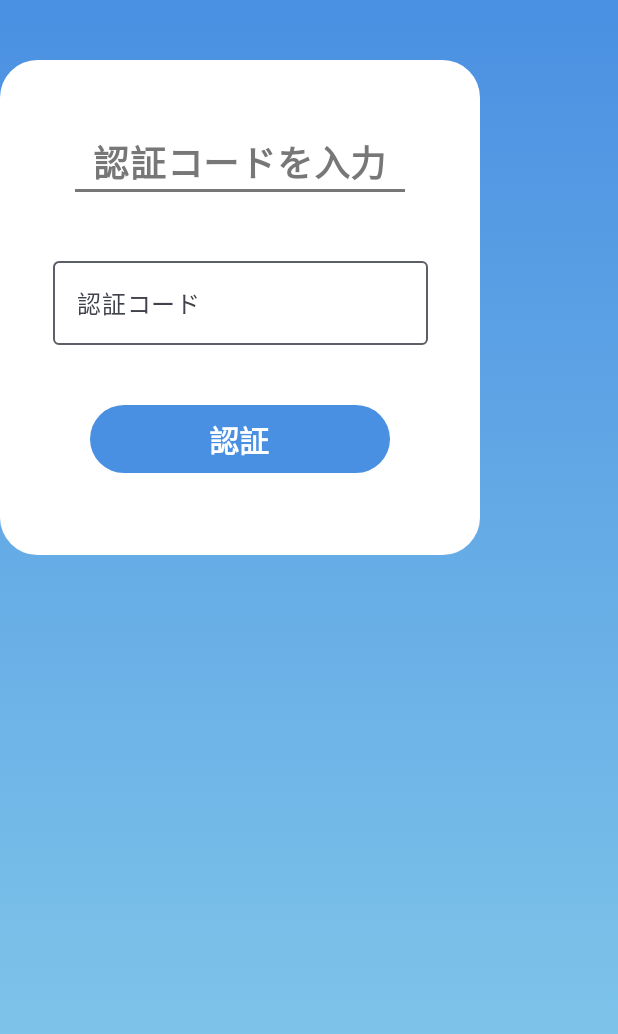
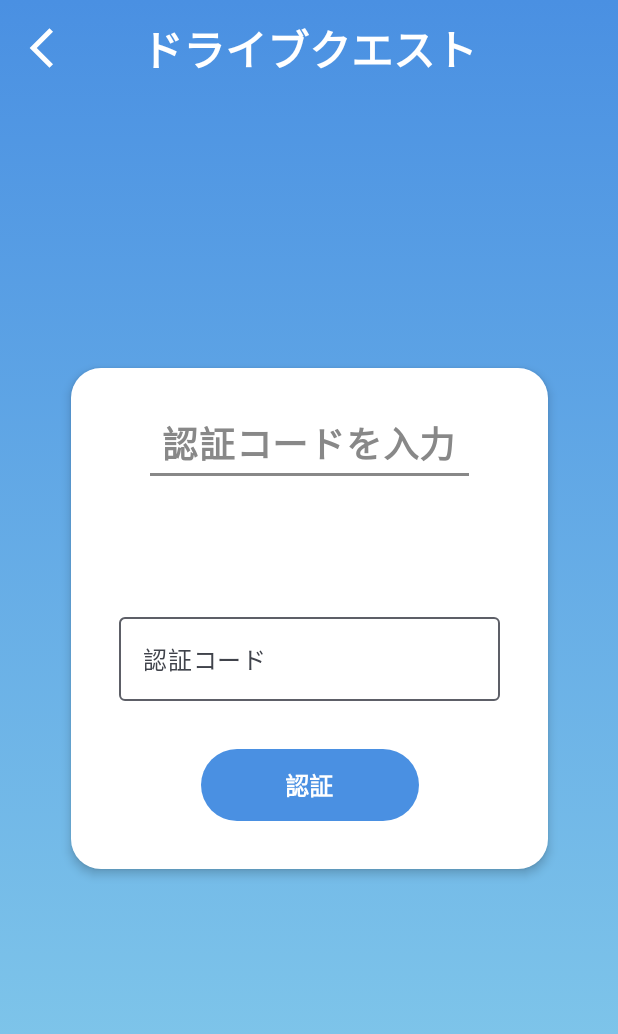
Before and after one commit to sys-turvy/drive-quest-mobile, an Android app built with Jetpack Compose: the AuthenticationCodePage screen opened through its navigation route, on a phone screen of 412 x 824 dp. Shown: the top 1034 px of the screen. Run offline under Robolectric (Android 15) with nearby library versions, the phone set to English and light mode, and no system bars.

Commit message:
refactor: 背景の共通化と認証コード入力画面のリファクタリングをしました

```diff
--- a/app/src/main/java/com/example/drivequest/MainActivity.kt
+++ b/app/src/main/java/com/example/drivequest/MainActivity.kt
@@ -10,7 +10,8 @@ import androidx.navigation.compose.NavHost
 import androidx.navigation.compose.composable
 import androidx.navigation.compose.rememberNavController
 import androidx.navigation.navArgument
-import com.example.drivequest.pages.AutthenticationCodePage
+import com.example.drivequest.pages.AuthenticationCodePage
+import com.example.drivequest.pages.Components.GradientBackground
 import com.example.drivequest.pages.ForgetPasswordPage
 import com.example.drivequest.pages.LoginPage
 import com.example.drivequest.pages.NewPasswordPage
@@ -27,6 +28,7 @@ class MainActivity : ComponentActivity() {
         setContent {
             val navController = rememberNavController()
             DriveQuestTheme {
+                GradientBackground {
                     NavHost(
                         navController = navController,
                         startDestination ="login"
@@ -84,10 +86,8 @@ class MainActivity : ComponentActivity() {
                             )
                         }
                         composable("authenticationcode") {
-                        AutthenticationCodePage(
-                            modifier = Modifier,
-                            navController = navController,
-                            onNewPasswordClick = {navController.navigate("newpassword")}
+                            AuthenticationCodePage(
+                                navController = navController
                             )
                         }
                         composable("newpassword") {
@@ -108,3 +108,4 @@ class MainActivity : ComponentActivity() {
             }
         }
     }
+}
--- a/app/src/main/java/com/example/drivequest/pages/AuthenticationCodePage.kt
+++ b/app/src/main/java/com/example/drivequest/pages/AuthenticationCodePage.kt
@@ -1,26 +1,26 @@
 package com.example.drivequest.pages
 
-import androidx.compose.foundation.background
+import androidx.compose.foundation.layout.Arrangement
 import androidx.compose.foundation.layout.Box
 import androidx.compose.foundation.layout.Column
+import androidx.compose.foundation.layout.PaddingValues
+import androidx.compose.foundation.layout.Spacer
 import androidx.compose.foundation.layout.fillMaxSize
-import androidx.compose.foundation.layout.fillMaxWidth
-import androidx.compose.foundation.layout.height
-import androidx.compose.foundation.layout.offset
 import androidx.compose.foundation.layout.padding
 import androidx.compose.foundation.layout.size
-import androidx.compose.foundation.layout.width
 import androidx.compose.foundation.shape.RoundedCornerShape
 import androidx.compose.foundation.text.KeyboardOptions
 import androidx.compose.material.icons.Icons
 import androidx.compose.material.icons.outlined.ArrowBackIos
-import androidx.compose.material3.Button
-import androidx.compose.material3.ButtonDefaults
+import androidx.compose.material3.Card
+import androidx.compose.material3.CardDefaults
+import androidx.compose.material3.CenterAlignedTopAppBar
+import androidx.compose.material3.ExperimentalMaterial3Api
 import androidx.compose.material3.Icon
 import androidx.compose.material3.IconButton
-import androidx.compose.material3.OutlinedTextField
-import androidx.compose.material3.Surface
+import androidx.compose.material3.Scaffold
 import androidx.compose.material3.Text
+import androidx.compose.material3.TopAppBarDefaults
 import androidx.compose.runtime.Composable
 import androidx.compose.runtime.mutableStateOf
 import androidx.compose.runtime.remember
@@ -38,21 +38,30 @@ import androidx.navigation.NavController
 import androidx.navigation.compose.ComposeNavigator
 import androidx.navigation.testing.TestNavHostController
 import com.example.drivequest.pages.Components.GradientBackground
-import com.example.drivequest.ui.theme.FontGray
-import com.example.drivequest.ui.theme.MainBlue
+import com.example.drivequest.ui.theme.DriveQuestTheme
+import com.example.drivequest.pages.Components.ActionButton
+import com.example.drivequest.pages.Components.LabeledOutlinedTextFieldWithError
+import com.example.drivequest.pages.Components.UnderlineText
 
+@OptIn(ExperimentalMaterial3Api::class)
 @Composable
-fun AutthenticationCodePage( modifier:Modifier, navController: NavController,onNewPasswordClick:() -> Unit){
-    val codeErrorMessage = remember { mutableStateOf("") }
-    val code = remember { mutableStateOf("") }
-    val codeError = remember { mutableStateOf(false) }
-    GradientBackground {
-        Box(
-            modifier = Modifier
-                .fillMaxWidth()
-                .height(100.dp)
-                .padding(start = 31.dp, top = 60.dp)
-        ) {
+fun AuthenticationCodePage(navController: NavController){
+    Scaffold(
+        containerColor = Color.Transparent,
+        topBar = {
+            CenterAlignedTopAppBar(
+                colors = TopAppBarDefaults.centerAlignedTopAppBarColors(
+                    containerColor = Color.Transparent
+                ),
+                title = {
+                    Text(
+                        text = "ドライブクエスト",
+                        color = Color.White,
+                        fontSize = 28.sp,
+                        fontWeight = FontWeight.SemiBold
+                    )
+                },
+                navigationIcon = {
                     IconButton(
                         onClick = {navController.popBackStack()},
 
@@ -65,121 +74,91 @@ fun AutthenticationCodePage( modifier:Modifier, navController: NavController,onN
                         )
                     }
                 }
-        Text(
-            text = "ドライブクエスト",
-            color = Color.White,
-            fontSize = 28.sp,
-            fontWeight = FontWeight.SemiBold,
-            modifier = Modifier.padding(top = 60.dp)
             )
-        Surface (
-            color = Color.White,
-            shape = RoundedCornerShape(25.dp),
-            tonalElevation = 20.dp ,
+        },
+    ) { innerPadding ->
+        Box(
             modifier = Modifier
-                .width(320.dp)
-                .height(400.dp)
-                .padding(top = 40.dp)
-                .padding(bottom = 30.dp)
-                .fillMaxSize(),
+                .fillMaxSize()
+                .padding(top = 0.dp)
+                .padding(bottom = innerPadding.calculateBottomPadding()),
+            contentAlignment = Alignment.Center
+        ) {
+            AuthenticationForm(navController)
+        }
+    }
+}
+
+@Composable
+fun AuthenticationForm(navController: NavController) {
+    val code = remember { mutableStateOf("") }
+    val codeError = remember { mutableStateOf(false) }
+    val codeErrorMessage = remember { mutableStateOf("") }
+    Card (
+        modifier = Modifier,
+        shape = RoundedCornerShape(20.dp),
+        colors = CardDefaults.cardColors(
+            containerColor = Color.White
+        ),
+        elevation = CardDefaults.cardElevation(
+            defaultElevation = 4.dp
+        )
     ) {
         Column (
             horizontalAlignment = Alignment.CenterHorizontally,
-                modifier = modifier
-                    .fillMaxSize()
+            modifier = Modifier
+                .padding(32.dp),
+            verticalArrangement = Arrangement.spacedBy(32.dp),
         ) {
-                Text(
-                    "認証コードを入力",
-                    color = FontGray,
-                    fontSize = 24.sp,
-                    fontWeight = FontWeight.Bold,
-                    modifier = Modifier.padding(top = 50.dp),
+            UnderlineText(
+                text = "認証コードを入力",
+                textColor = Color.Gray,
+                underlineColor = Color.Gray
             )
-                // 下線を自作
-                Box(
-                    modifier = Modifier
-                        .width(220.dp)
-                        .height(2.dp)
-                        .background(FontGray)
+            Spacer(modifier = Modifier.size(2.dp))
+            LabeledOutlinedTextFieldWithError(
+                value = code.value,
+                onValueChange = {
+                    code.value = it
+                },
+                labelText = "認証コード",
+                isError = codeError.value,
+                errorMessage = codeErrorMessage.value,
+                keyboardOptions = KeyboardOptions(
+                    keyboardType = KeyboardType.Text,
+                    imeAction = ImeAction.Done
                 )
-                Box(
-                    modifier = Modifier
-                        .width(250.dp)
-                        .padding(top = 30.dp)
-                ) {
-                    // エラーメッセージ(認証コード)
-                    if (codeError.value) {
-                        Text(
-                            text = codeErrorMessage.value,
-                            color = Color.Red,
-                            fontSize = 10.sp,
-                            modifier = Modifier
-                                .align(Alignment.TopStart)
-                                .offset(y = (-8).dp) // ← テキストフィールドより少し上に配置
             )
-                    }
-                    // 認証コード入力欄
-                    OutlinedTextField(
-                        value = code.value,
-                        // エラーメッセージの初期化
-                        onValueChange = {
-                            codeErrorMessage.value = it
-                        },
-                        label = {
-                            Text(
-                                text = "認証コード",
-                                fontSize = 16.sp
-                            )
-                        },
-                        keyboardOptions = KeyboardOptions(
-                            keyboardType = KeyboardType.Number,
-                            imeAction = ImeAction.Done
-                        ),
-                        singleLine = true,
-                        modifier = Modifier
-                            .width(250.dp)
-                            .padding(top = 8.dp) // エラーメッセージとの間隔
-                    )
-                }
-
-
-                Button(
+            ActionButton(
+                text = "認証",
+                modifier = Modifier,
                 onClick = {
                     if(codeErrorMessage.value.isBlank()){
                         codeErrorMessage.value = "認証コードを入力してください"
                         codeError.value = true
                     }else{
                         //認証処理
-
-                            onNewPasswordClick()
                     }
                 },
-                    modifier = Modifier
-                        .padding(top = 40.dp)
-                        .width(200.dp)
-                        .height(45.dp)
-                    ,
-                    shape = RoundedCornerShape(24.dp), // 丸みを強調
-                    colors = ButtonDefaults.buttonColors(containerColor = MainBlue)
-                ) {
-                    Text(
-                        "認証",
-                        fontWeight = FontWeight.Bold,
-                        fontSize = 20.sp,
-                        color = Color.White
+                contentPadding = PaddingValues(
+                    horizontal = 56.dp,
+                    vertical = 12.dp
                 )
-                }
-            }
+            )
         }
     }
 }
 
 @Preview
 @Composable
-fun AutthenticationCodePagePreview() {
+fun AuthenticationCodePagePreview() {
     val context = LocalContext.current
     val navController = TestNavHostController(context).apply {
         navigatorProvider.addNavigator(ComposeNavigator())
     }
-    AutthenticationCodePage(modifier = Modifier, navController = navController, onNewPasswordClick = {})
+    DriveQuestTheme {
+        GradientBackground {
+            AuthenticationCodePage(navController = navController)
         }
+    }
+}
--- /dev/null
+++ b/app/src/main/java/com/example/drivequest/pages/Components/ActionButton.kt
@@ -0,0 +1,37 @@
+package com.example.drivequest.pages.Components
+
+import androidx.compose.foundation.layout.PaddingValues
+import androidx.compose.foundation.shape.RoundedCornerShape
+import androidx.compose.material3.Button
+import androidx.compose.material3.ButtonDefaults
+import androidx.compose.material3.Text
+import androidx.compose.runtime.Composable
+import androidx.compose.ui.Modifier
+import androidx.compose.ui.graphics.Color
+import androidx.compose.ui.text.font.FontWeight
+import androidx.compose.ui.unit.dp
+import androidx.compose.ui.unit.sp
+import com.example.drivequest.ui.theme.MainBlue
+
+@Composable
+fun ActionButton(
+    text: String,
+    onClick: () -> Unit,
+    modifier: Modifier = Modifier,
+    contentPadding: PaddingValues = PaddingValues(horizontal = 24.dp, vertical = 12.dp)
+) {
+    Button(
+        onClick = onClick,
+        modifier = modifier,
+        shape = RoundedCornerShape(24.dp),
+        colors = ButtonDefaults.buttonColors(containerColor = MainBlue),
+        contentPadding = contentPadding
+    ) {
+        Text(
+            text = text,
+            fontSize = 16.sp,
+            fontWeight = FontWeight.Bold,
+            color = Color.White
+        )
+    }
+}
--- /dev/null
+++ b/app/src/main/java/com/example/drivequest/pages/Components/LabeledOutlinedTextFieldWithError.kt
@@ -0,0 +1,59 @@
+package com.example.drivequest.pages.Components
+
+import androidx.compose.foundation.interaction.MutableInteractionSource
+import androidx.compose.foundation.interaction.collectIsFocusedAsState
+import androidx.compose.foundation.layout.Column
+import androidx.compose.foundation.layout.fillMaxWidth
+import androidx.compose.foundation.layout.padding
+import androidx.compose.foundation.layout.width
+import androidx.compose.foundation.text.KeyboardOptions
+import androidx.compose.material3.MaterialTheme
+import androidx.compose.material3.OutlinedTextField
+import androidx.compose.material3.Text
+import androidx.compose.runtime.Composable
+import androidx.compose.runtime.getValue
+import androidx.compose.runtime.remember
+import androidx.compose.ui.Modifier
+import androidx.compose.ui.graphics.Color
+import androidx.compose.ui.unit.dp
+import androidx.compose.ui.unit.sp
+
+@Composable
+fun LabeledOutlinedTextFieldWithError(
+    modifier: Modifier = Modifier
+        .width(254.dp),
+    labelText: String,
+    value: String,
+    onValueChange: (String) -> Unit,
+    isError: Boolean = false,
+    errorMessage: String = "",
+    keyboardOptions: KeyboardOptions = KeyboardOptions.Default,
+    singleLine: Boolean = true
+) {
+    val interactionSource = remember { MutableInteractionSource() }
+    val isFocused by interactionSource.collectIsFocusedAsState()
+
+    val showErrorText = isError && !isFocused
+
+    Column(
+        modifier = modifier,
+    ) {
+        Text(
+            text = if (showErrorText && errorMessage.isNotEmpty()) errorMessage else " ",
+            color = if (showErrorText) MaterialTheme.colorScheme.error else Color.Transparent,
+            fontSize = 16.sp,
+            modifier = Modifier.padding(start = 4.dp)
+        )
+        OutlinedTextField(
+            modifier = Modifier
+                .fillMaxWidth(),
+            value = value,
+            onValueChange = onValueChange,
+            label = { Text(text = labelText, fontSize = 16.sp) },
+            isError = isError,
+            keyboardOptions = keyboardOptions,
+            singleLine = singleLine,
+            interactionSource = interactionSource,
+        )
+    }
+}
--- /dev/null
+++ b/app/src/main/java/com/example/drivequest/pages/Components/UnderlineText.kt
@@ -0,0 +1,64 @@
+package com.example.drivequest.pages.Components
+
+import androidx.compose.foundation.background
+import androidx.compose.foundation.layout.Box
+import androidx.compose.foundation.layout.Column
+import androidx.compose.foundation.layout.height
+import androidx.compose.foundation.layout.offset
+import androidx.compose.foundation.layout.width
+import androidx.compose.material3.Text
+import androidx.compose.runtime.Composable
+import androidx.compose.runtime.getValue
+import androidx.compose.runtime.mutableStateOf
+import androidx.compose.runtime.remember
+import androidx.compose.runtime.setValue
+import androidx.compose.ui.Alignment
+import androidx.compose.ui.Modifier
+import androidx.compose.ui.graphics.Color
+import androidx.compose.ui.layout.onSizeChanged
+import androidx.compose.ui.platform.LocalDensity
+import androidx.compose.ui.text.font.FontWeight
+import androidx.compose.ui.unit.Dp
+import androidx.compose.ui.unit.TextUnit
+import androidx.compose.ui.unit.dp
+import androidx.compose.ui.unit.sp
+
+@Composable
+fun UnderlineText(
+    text: String,
+    modifier: Modifier = Modifier,
+    textColor: Color = Color.Black,
+    fontSize: TextUnit = 24.sp,
+    fontWeight: FontWeight = FontWeight.Bold,
+    underlineColor: Color = Color.Black,
+    underlineHeight: Dp = 2.dp,
+    spacing: Dp = 4.dp
+) {
+    var textWidth by remember { mutableStateOf(0) }
+
+    Column(
+        modifier = modifier
+    ) {
+        Box(
+            contentAlignment = Alignment.Center
+        ) {
+            Text(
+                text = text,
+                color = textColor,
+                fontSize = fontSize,
+                fontWeight = fontWeight,
+                modifier = Modifier.onSizeChanged { size ->
+                    textWidth = size.width
+                }
+            )
+            Box(
+                modifier = Modifier
+                    .offset(y = spacing)
+                    .height(underlineHeight)
+                    .width(with(LocalDensity.current) { textWidth.toDp() + 16.dp })
+                    .background(underlineColor)
+                    .align(Alignment.BottomStart)
+            )
+        }
+    }
+}
```
Also changed, not shown: app/src/main/java/com/example/drivequest/pages/DriveHistoryPage.kt (+8 -10 lines), app/src/main/java/com/example/drivequest/pages/ForgetPasswordPage.kt (+9 -3 lines), app/src/main/java/com/example/drivequest/pages/FriendListPage.kt (+5 -2 lines), app/src/main/java/com/example/drivequest/pages/HomePage.kt (+8 -6 lines), app/src/main/java/com/example/drivequest/pages/Login.kt (+5 -2 lines), app/src/main/java/com/example/drivequest/pages/NewPasswordPage.kt (+10 -3 lines), app/src/main/java/com/example/drivequest/pages/PasswordChangeCompletePage.kt (+5 -3 lines), app/src/main/java/com/example/drivequest/pages/ProfilePage.kt (+8 -6 lines), app/src/main/java/com/example/drivequest/pages/ProfileSetupPage.kt (+12 -3 lines), app/src/main/java/com/example/drivequest/pages/RankingPage.kt (+8 -7 lines), app/src/main/java/com/example/drivequest/pages/Registration.kt (+9 -3 lines), app/src/main/java/com/example/drivequest/pages/RegistrationCompletePage.kt (+10 -5 lines), app/src/main/java/com/example/drivequest/pages/StorePage.kt (+8 -7 lines), app/src/main/java/com/example/drivequest/pages/Components/Background.kt (renamed from app/src/main/java/com/example/drivequest/pages/Components/GradientBackground.kt). Lines whose indentation alone changed are shown as unchanged.
